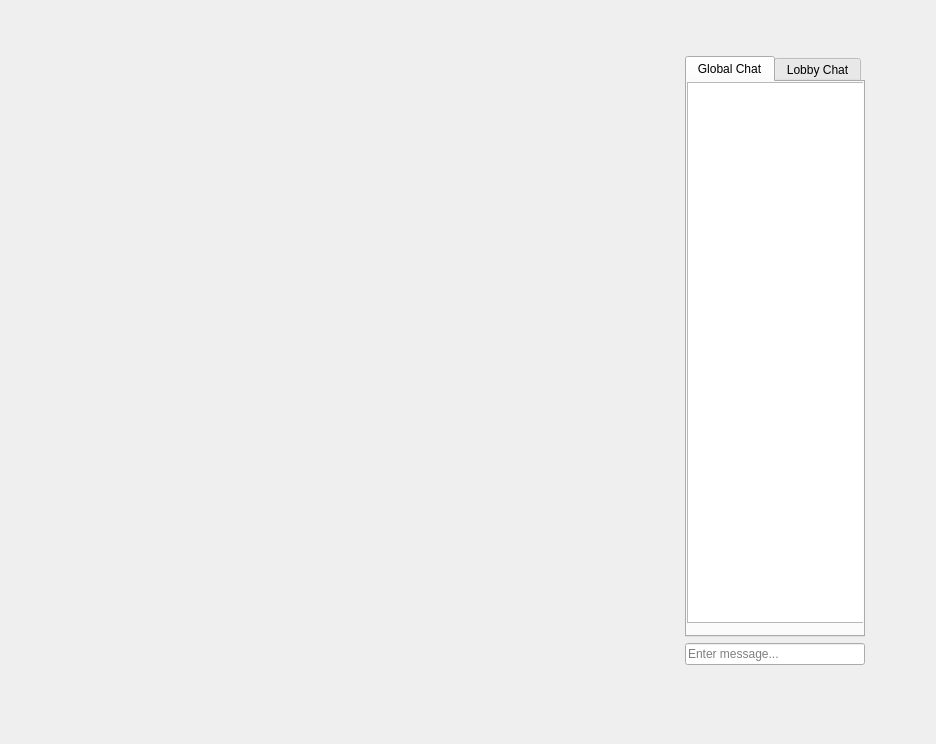
Bodzioo44/GameHub, file PyQtDesigner.ui: the form before one commit.
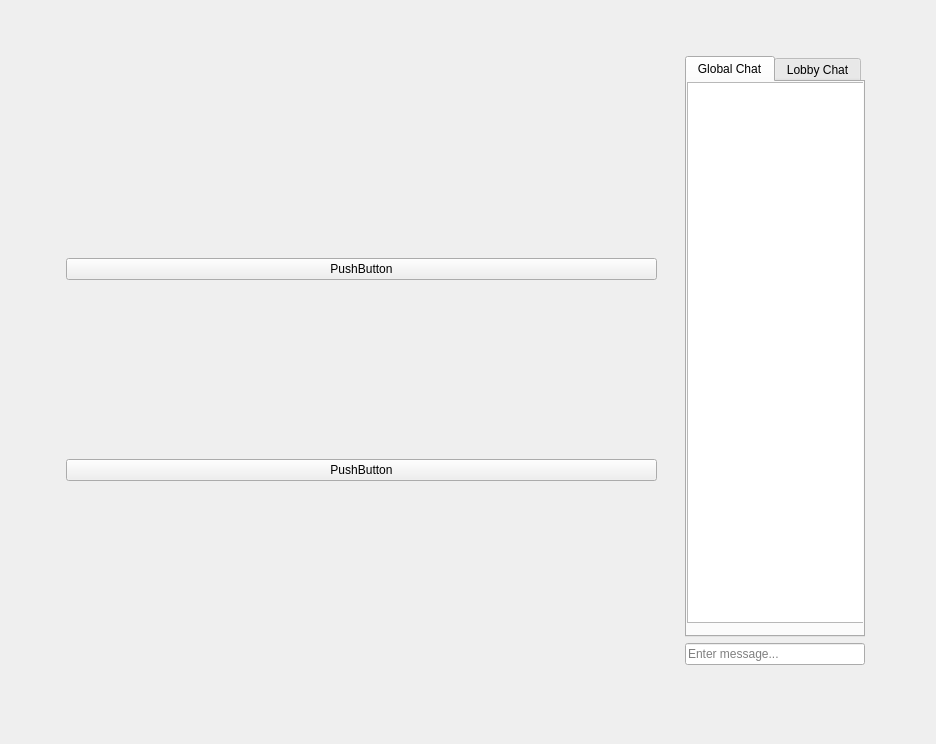
The form after the commit. The open tabs and pages were chosen to show the change.

```diff
--- a/PyQtDesigner.ui
+++ b/PyQtDesigner.ui
@@ -396,7 +396,22 @@
            <height>571</height>
           </rect>
          </property>
-         <layout class="QVBoxLayout" name="Game_Page_Layout"/>
+         <layout class="QVBoxLayout" name="Game_Page_Layout">
+          <item>
+           <widget class="QPushButton" name="pushButton">
+            <property name="text">
+             <string>PushButton</string>
+            </property>
+           </widget>
+          </item>
+          <item>
+           <widget class="QPushButton" name="pushButton_2">
+            <property name="text">
+             <string>PushButton</string>
+            </property>
+           </widget>
+          </item>
+         </layout>
         </widget>
        </widget>
       </widget>
```
Left out of the diff: 4 changed lines with no effect on the pictures.
